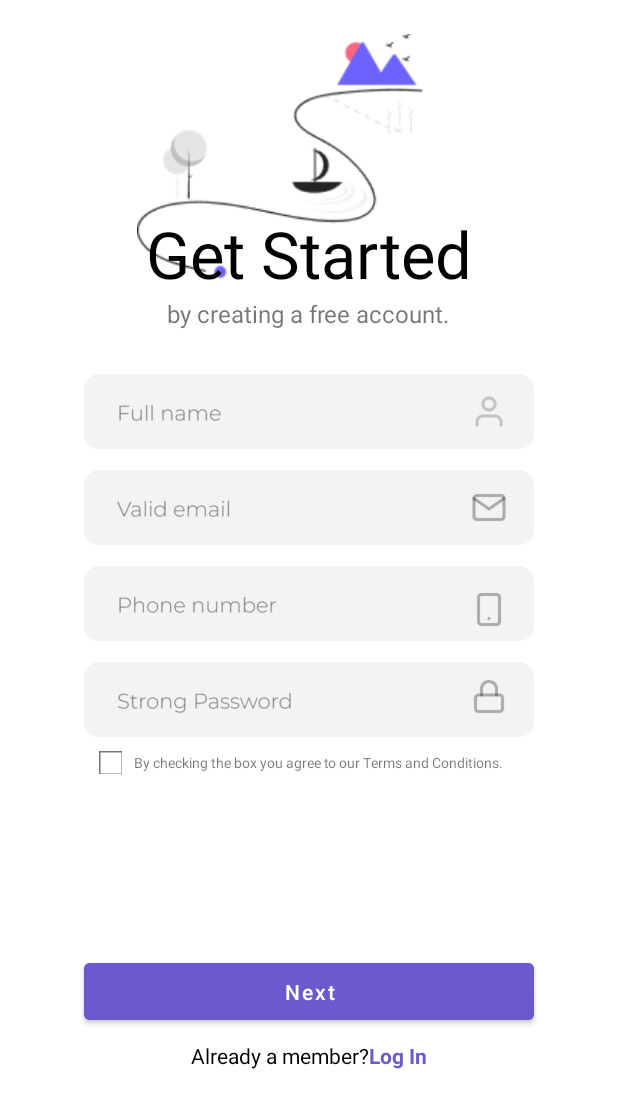
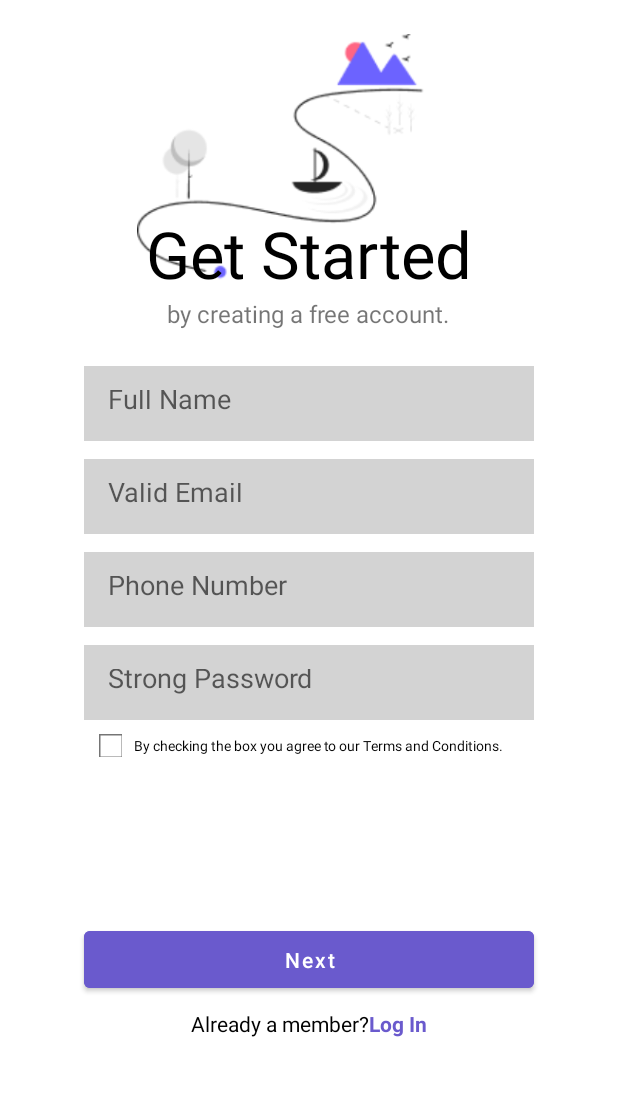
Before and after one commit to OleksandraLishchenko/assignment, an Android app: the layout createaccout.xml on its own in the app's theme, with its tools: preview values and no code run, on a phone screen of 412 x 824 dp. Shown: the top 1108 px of the screen. Run offline under Robolectric (Android 15) with nearby library versions, the phone set to English and light mode, and no system bars.

Commit message:
Initial Commit

```diff
--- a/app/src/main/res/layout/createaccout.xml
+++ b/app/src/main/res/layout/createaccout.xml
@@ -40,37 +40,44 @@
             android:text="by creating a free account."
             android:textSize="16sp" />
 
-        <ImageView
-            android:id="@+id/FullName"
+        <EditText
+            android:id="@+id/FullNameText"
             android:layout_width="300dp"
             android:layout_height="50dp"
             android:layout_gravity="center_horizontal"
-            android:layout_marginTop="5dp"
-            android:src="@drawable/img_4" />
+            android:hint="Full Name"
+            android:padding="16dp"
+            android:background="#D3D3D3"/>
 
-        <ImageView
-            android:id="@+id/ValidEmail"
+        <EditText
+            android:id="@+id/ValidEmailText"
             android:layout_width="300dp"
             android:layout_height="50dp"
+            android:layout_marginTop="12dp"
             android:layout_gravity="center_horizontal"
-            android:layout_marginTop="14dp"
-            android:src="@drawable/img_5" />
+            android:hint="Valid Email"
+            android:padding="16dp"
+            android:background="#D3D3D3"/>
 
-        <ImageView
-            android:id="@+id/PhoneNum"
+        <EditText
+            android:id="@+id/phoneNumberText"
             android:layout_width="300dp"
             android:layout_height="50dp"
+            android:layout_marginTop="12dp"
             android:layout_gravity="center_horizontal"
-            android:layout_marginTop="14dp"
-            android:src="@drawable/img_6" />
+            android:hint="Phone Number"
+            android:padding="16dp"
+            android:background="#D3D3D3"/>
 
-        <ImageView
-            android:id="@+id/StrongPass"
+        <EditText
+            android:id="@+id/StrongPassText"
             android:layout_width="300dp"
             android:layout_height="50dp"
+            android:layout_marginTop="12dp"
             android:layout_gravity="center_horizontal"
-            android:layout_marginTop="14dp"
-            android:src="@drawable/img_7" />
+            android:hint="Strong Password"
+            android:padding="16dp"
+            android:background="#D3D3D3"/>
 
         <LinearLayout
             android:layout_width="wrap_content"
@@ -93,6 +100,7 @@
                 android:layout_gravity="center_vertical"
                 android:layout_marginLeft="8dp"
                 android:text="By checking the box you agree to our Terms and Conditions."
+                android:textColor="@color/black"
                 android:textSize="9sp" />
         </LinearLayout>
 
@@ -101,7 +109,7 @@
             android:layout_width="300dp"
             android:layout_height="50dp"
             android:layout_gravity="center"
-            android:layout_marginTop="120dp"
+            android:layout_marginTop="110dp"
             android:layout_marginBottom="8dp"
             android:backgroundTint="#6A5ACD"
             android:text="Next"
```
Also changed, not shown: app/src/main/res/layout/activity_main.xml (+18 -13 lines).
